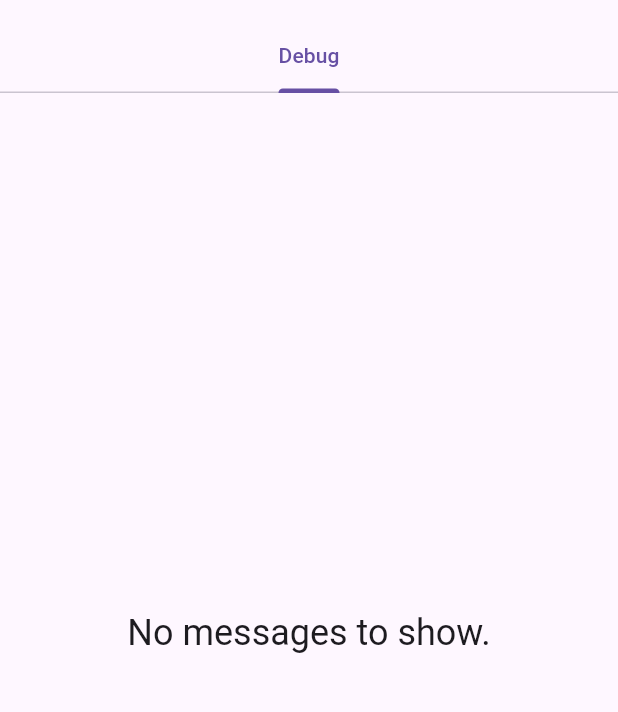
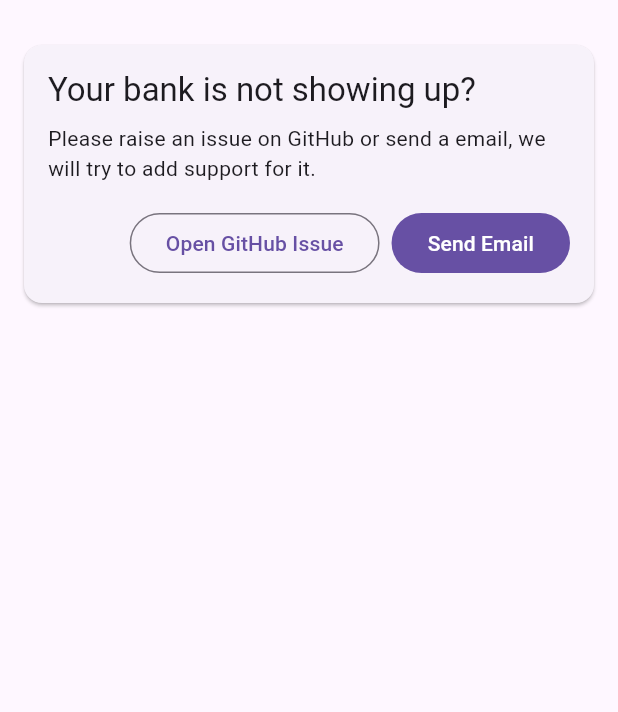
Before and after one commit to MominRaza/messages_wallet, a Flutter app: the screen it shows after launch, on a phone screen of 412 x 824 dp, the part 63-775 px from its top. Run offline on Flutter 3.47's test engine with Material 3 defaults, Android fonts, the phone set to English and light mode, and no system bars; our stand-ins replace auto_route, permission_handler; missing offline and left inert: flutter_sms_inbox.

Commit message:
added bank cards

```diff
--- a/lib/app_router.dart
+++ b/lib/app_router.dart
@@ -8,6 +8,7 @@ class AppRouter extends RootStackRouter {
   List<AutoRoute> get routes => [
         AutoRoute(page: HomeRoute.page, initial: true),
         AutoRoute(page: MessagesRoute.page),
+        AutoRoute(page: TransactionsListView.page),
         AutoRoute(page: PermissionRoute.page),
         AutoRoute(page: SettingsRoute.page),
       ];
--- a/lib/src/account/view/transactions_list_item.dart
+++ b/lib/src/account/view/transactions_list_item.dart
@@ -56,7 +56,8 @@ class _TransactionListItemState extends State<TransactionListItem> {
         title: Text(formatDateTime(transaction.dateTime)),
         subtitle: Text(finalBalance(transaction.type, transaction.finalAmount)),
         trailing: Text(
-          '${transaction.type == TransactionType.credited ? '' : '\u2212 '}${currencyFormat(transaction.transactionAmount)}',
+          currencyFormat(transaction.transactionAmount *
+              (transaction.type == TransactionType.credited ? 1 : -1)),
           style: Theme.of(context).textTheme.titleMedium,
         ),
         childrenPadding: const EdgeInsets.only(top: 8, bottom: 12),
--- a/lib/src/account/view/transactions_list_view.dart
+++ b/lib/src/account/view/transactions_list_view.dart
@@ -1,3 +1,4 @@
+import 'package:auto_route/annotations.dart';
 import 'package:flutter/material.dart';
 
 import '../../shared/models/spending_model.dart';
@@ -5,19 +6,21 @@ import '../../utils/group_transactions_by_month.dart';
 import 'monthly_spending_list_item.dart';
 import 'transactions_list_item.dart';
 
+@RoutePage()
 class TransactionsListView extends StatelessWidget {
-  const TransactionsListView({
-    required this.transactions,
-    super.key,
-  });
+  const TransactionsListView(
+      {required this.transactions, required this.title, super.key});
 
+  final String title;
   final List<Transaction> transactions;
 
   @override
   Widget build(BuildContext context) {
     final spends = groupTransactionsByMonth(transactions);
 
-    return ListView.builder(
+    return Scaffold(
+      appBar: AppBar(title: Text(title)),
+      body: ListView.builder(
         shrinkWrap: true,
         itemCount: spends.length,
         itemBuilder: (BuildContext context, int i) {
@@ -29,6 +32,7 @@ class TransactionsListView extends StatelessWidget {
                   ? MonthlySpendingListItem(monthlySpending: spending)
                   : null;
         },
+      ),
     );
   }
 }
--- a/lib/src/accounts/view/messages.dart
+++ b/lib/src/accounts/view/messages.dart
@@ -4,9 +4,10 @@ import 'package:flutter_sms_inbox/flutter_sms_inbox.dart';
 import 'package:url_launcher/url_launcher.dart';
 
 import '../../../app_router.gr.dart';
-import '../../account/view/transactions_list_view.dart';
-import '../../debug/view/messages_list_view.dart';
 import '../../shared/models/spending_model.dart';
+import '../../utils/currency.dart';
+import '../../utils/date_time.dart';
+import '../../utils/final_balance.dart';
 import '../../utils/flags.dart';
 
 enum MoreMenuOption {
@@ -67,95 +68,122 @@ class Messages extends StatelessWidget {
               icon: const Icon(Icons.more_vert),
             ),
           ],
-          bottom: TabBar(
-            isScrollable: true,
-            tabAlignment: TabAlignment.center,
-            tabs: [
-              if (isDebug) ...[
-                const Tab(
-                  child: Text('Debug'),
-                ),
-              ],
-              ...transactionsGroup.entries.map(
-                (entry) => Tab(
-                  child: Text(entry.key),
-                ),
-              ),
-            ],
-          ),
         ),
-        body: transactionsGroup.isEmpty && !isDebug
-            ? Center(
-                child: Column(
-                  children: [
-                    const Spacer(
-                      flex: 2,
-                    ),
-                    Text(
-                      'No messages to show',
-                      style: Theme.of(context).textTheme.headlineMedium,
-                    ),
-                    const SizedBox(
-                      height: 16,
-                    ),
-                    const Padding(
-                      padding: EdgeInsets.all(16.0),
-                      child: Column(
+        body: ListView.builder(
+          padding: const EdgeInsets.all(8),
+          itemBuilder: (context, index) {
+            if (index == transactionsGroup.entries.length) {
+              return Card(
+                margin: const EdgeInsets.all(8),
+                child: Padding(
+                  padding: const EdgeInsets.all(16.0),
+                  child: Column(
+                    crossAxisAlignment: CrossAxisAlignment.start,
+                    children: [
+                      Text(
+                        'Your bank is not showing up?',
+                        style: Theme.of(context).textTheme.titleLarge,
+                      ),
+                      const SizedBox(height: 8),
+                      const Text(
+                          'Please raise an issue on GitHub or send a email, we will try to add support for it.'),
+                      const SizedBox(height: 16),
+                      Row(
+                        mainAxisAlignment: MainAxisAlignment.end,
                         children: [
-                          Text(
-                            'Are your bank messages not displaying? Please, raise an issue on our GitHub page.',
-                            textAlign: TextAlign.center,
+                          OutlinedButton(
+                            onPressed: () {},
+                            child: const Text('Open GitHub Issue'),
                           ),
-                          SizedBox(
-                            height: 16,
-                          ),
-                          Text(
-                            "When reporting, include sample messages and the sender's address from your bank. Remember to remove any sensitive information first!",
-                            textAlign: TextAlign.center,
+                          const SizedBox(width: 8),
+                          FilledButton(
+                            onPressed: () {},
+                            child: const Text('Send Email'),
                           ),
                         ],
                       ),
+                    ],
+                  ),
+                ),
+              );
+            }
+
+            final entry = transactionsGroup.entries.elementAt(index);
+            return Card(
+              margin: const EdgeInsets.all(8),
+              child: Padding(
+                padding: const EdgeInsets.all(16.0),
+                child: Column(
+                  crossAxisAlignment: CrossAxisAlignment.start,
+                  children: [
+                    Text(
+                      entry.key,
+                      style: Theme.of(context).textTheme.titleLarge,
                     ),
-                    const SizedBox(
-                      height: 32,
+                    const SizedBox(height: 8),
+                    Text(
+                      finalBalance(
+                        entry.value.last.type,
+                        entry.value.last.finalAmount,
+                      ),
                     ),
-                    FilledButton.tonal(
-                      onPressed: () {
-                        launchUrl(
-                          Uri.https(
-                            'github.com',
-                            '/MominRaza/messages_wallet/issues',
+                    const SizedBox(height: 16),
+                    Column(
+                      crossAxisAlignment: CrossAxisAlignment.start,
+                      children: [
+                        Text(
+                          'Transactions',
+                          style: Theme.of(context).textTheme.titleMedium,
+                        ),
+                        const SizedBox(height: 8),
+                        Row(
+                          mainAxisAlignment: MainAxisAlignment.spaceBetween,
+                          children: [
+                            Column(
+                              crossAxisAlignment: CrossAxisAlignment.start,
+                              children: [
+                                for (var transaction in entry.value.take(3))
+                                  Text(formatDateTime(transaction.dateTime)),
+                              ],
+                            ),
+                            Column(
+                              crossAxisAlignment: CrossAxisAlignment.end,
+                              children: [
+                                for (var transaction in entry.value.take(3))
+                                  Text(
+                                    currencyFormat(
+                                        transaction.transactionAmount *
+                                            (transaction.type ==
+                                                    TransactionType.credited
+                                                ? 1
+                                                : -1)),
+                                  ),
+                              ],
+                            ),
+                          ],
+                        ),
+                      ],
+                    ),
+                    const SizedBox(height: 16),
+                    Row(
+                      mainAxisAlignment: MainAxisAlignment.end,
+                      children: [
+                        FilledButton(
+                          onPressed: () => context.router.push(
+                            TransactionsListView(
+                                title: entry.key, transactions: entry.value),
                           ),
-                        );
-                      },
-                      child: const Text('Create an issue'),
+                          child: const Text('View All'),
+                        ),
+                      ],
                     ),
-                    const Spacer(flex: 3),
                   ],
                 ),
-              )
-            : TabBarView(
-                children: [
-                  if (isDebug) ...[
-                    allMessages.isNotEmpty
-                        ? MessagesListView(
-                            messages: allMessages,
-                          )
-                        : Center(
-                            child: Text(
-                              'No messages to show.',
-                              style: Theme.of(context).textTheme.headlineSmall,
-                              textAlign: TextAlign.center,
-                            ),
-                          ),
-                  ],
-                  ...transactionsGroup.entries.map(
-                    (entry) => TransactionsListView(
-                      transactions: entry.value,
-                    ),
-                  ),
-                ],
               ),
+            );
+          },
+          itemCount: transactionsGroup.entries.length + 1,
+        ),
       ),
     );
   }
```
Also changed, not shown: lib/app_router.gr.dart. Lines whose indentation alone changed are shown as unchanged.
